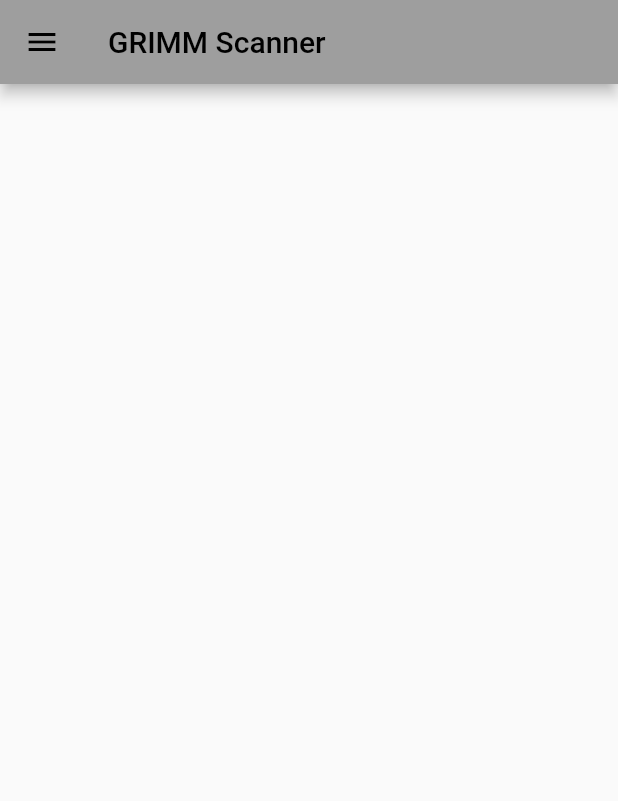
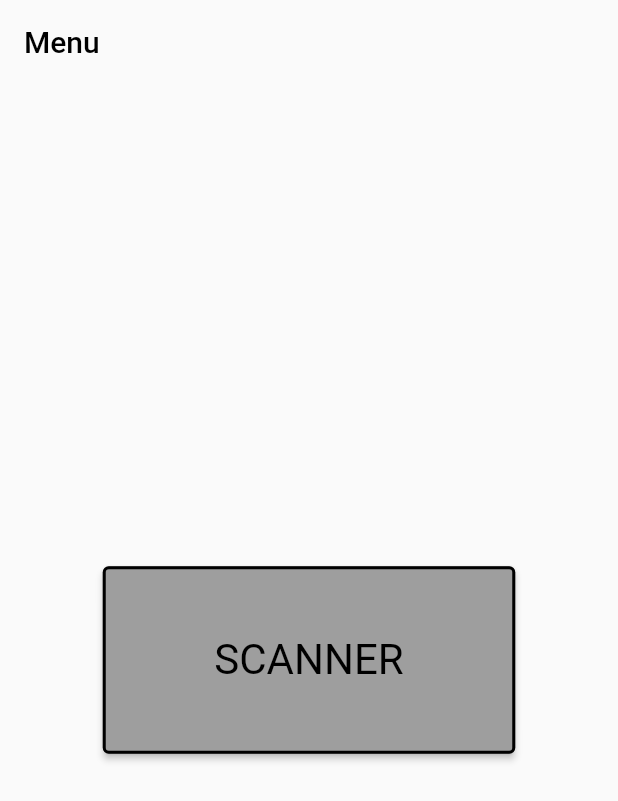
Before and after one commit to khrid/HES_646-2_Projects_GRIMM_Scanner, a Flutter app: the screen it shows after launch, on a phone screen of 412 x 824 dp. Shown: the top 801 px of the screen. Run offline on Flutter 3.47's test engine with Material 2 defaults, Android fonts, the phone set to English and light mode, and no system bars; our stand-ins replace cloud_firestore, firebase_core; missing offline and left inert: flutter_barcode_scanner; accounts and stored records are empty.

Commit message:
Test librairie QR (flutter_barcode_scanner)

```diff
--- /dev/null
+++ b/lib/assets/constants.dart
@@ -0,0 +1,3 @@
+class Constants {
+  static const QRCODE_STARTS_WITH = "QRGRIMM_";
+}
--- a/lib/main.dart
+++ b/lib/main.dart
@@ -4,6 +4,8 @@ import 'package:cloud_firestore/cloud_firestore.dart';
 import 'package:firebase_core/firebase_core.dart';
 import 'package:flutter/material.dart';
 import 'package:grimm_scanner/pages/home.dart';
+import 'package:grimm_scanner/pages/scan.dart';
+
 
 Future<void> main() async {
   WidgetsFlutterBinding.ensureInitialized();
@@ -42,10 +44,11 @@ class _AppState extends State<App> with WidgetsBindingObserver {
   }
 
   void getTestFirebaseValue() async {
-    DocumentSnapshot ds =
-    await FirebaseFirestore.instance.collection("tests").doc(
-        "OqwvFM4JOPZAUWCeiDhv").get();
-    print("Value retrieved from Firebase Firestore : "+ds.get("target"));
+    DocumentSnapshot ds = await FirebaseFirestore.instance
+        .collection("tests")
+        .doc("OqwvFM4JOPZAUWCeiDhv")
+        .get();
+    print("Value retrieved from Firebase Firestore : " + ds.get("target"));
   }
 
   @override
@@ -58,7 +61,8 @@ class _AppState extends State<App> with WidgetsBindingObserver {
   Widget build(BuildContext context) {
     /*analytics.logEvent(
         name: "test_event", parameters: <String, dynamic>{'sender': 'david'});*/
-
+    // Ensure that plugin services are initialized so that `availableCameras()`
+    // can be called before `runApp()`
     // TODO: implement build
     return MaterialApp(
       debugShowCheckedModeBanner: false,
@@ -67,9 +71,7 @@ class _AppState extends State<App> with WidgetsBindingObserver {
         primarySwatch: Colors.grey,
       ),
       //navigatorObservers: <NavigatorObserver>[observer],
-        home: Home(
-          title: '',
-        )
+      home: const Home(),
       //home: const (title: '⛑️ GRIMM Scanner ⛑️'),
     );
   }
--- a/lib/pages/home.dart
+++ b/lib/pages/home.dart
@@ -1,25 +1,69 @@
-import 'package:cloud_firestore/cloud_firestore.dart';
 import 'package:flutter/material.dart';
-import 'package:grimm_scanner/widgets/custom_drawer.dart';
+import 'package:flutter/services.dart';
+import 'package:flutter_barcode_scanner/flutter_barcode_scanner.dart';
+import 'package:grimm_scanner/assets/constants.dart';
+import 'package:grimm_scanner/widgets/button_home.dart';
 
 class Home extends StatefulWidget {
-  Home({Key? key, required this.title}) : super(key : key);
-  final String title;
+  const Home({Key? key}) : super(key: key);
+
   @override
   _HomeState createState() => _HomeState();
 }
 
 class _HomeState extends State<Home> {
+  String _scanBarcode = 'Unknown';
+
   @override
   Widget build(BuildContext context) {
+    return Scaffold(
+        appBar: AppBar(
+          title: const Text("Menu"),
+          backgroundColor: Colors.transparent,
+          elevation: 0,
+        ),
+        body: Container(
+            child: Row(
+          mainAxisAlignment: MainAxisAlignment.center,
+          children: <Widget>[
+            Column(
+              mainAxisAlignment: MainAxisAlignment.center,
+              children: <Widget>[
+                CustomHomeButton(title: "SCANNER", onPressed: scanQR,)
+              ],
+            ),
+          ],
+        ))
+        //drawer: const CustomDrawer(),
+        );
+  }
 
+  Future<void> scanQR() async {
+    print("scanQR called");
+    String barcodeScanRes;
+    // Platform messages may fail, so we use a try/catch PlatformException.
+    try {
+      barcodeScanRes = await FlutterBarcodeScanner.scanBarcode(
+          '#ff6666', 'Cancel', true, ScanMode.QR);
+      print(barcodeScanRes);
+    } on PlatformException {
+      barcodeScanRes = 'Failed to get platform version.';
+    }
 
-    // TODO: implement build
-    return Scaffold(
-      appBar: AppBar(
-        title: const Text("GRIMM Scanner"),
-      ),
-      drawer: const CustomDrawer(),
-    );
+    // If the widget was removed from the tree while the asynchronous platform
+    // message was in flight, we want to discard the reply rather than calling
+    // setState to update our non-existent appearance.
+    if (!mounted) return;
+
+    setState(() {
+      if (!barcodeScanRes.startsWith(Constants.QRCODE_STARTS_WITH)) {
+        const snackBar =
+            SnackBar(content: Text('QR code non géré par cette application.'));
+
+        ScaffoldMessenger.of(context).showSnackBar(snackBar);
+      } else {
+        _scanBarcode = barcodeScanRes;
+      }
+    });
   }
 }
--- /dev/null
+++ b/lib/widgets/button_home.dart
@@ -0,0 +1,26 @@
+import 'package:flutter/cupertino.dart';
+import 'package:flutter/material.dart';
+
+class CustomHomeButton extends StatelessWidget {
+  CustomHomeButton({Key? key, required this.title, this.onPressed}) : super(key: key);
+  String title;
+  var onPressed;
+
+  @override
+  Widget build(BuildContext context) {
+    // TODO: implement build
+    return ElevatedButton(
+      onPressed: onPressed,
+      child: Text(title),
+      style: ElevatedButton.styleFrom(
+        side: const BorderSide(width: 2.0, color: Colors.black),
+        fixedSize: const Size(275, 125),
+        textStyle: const TextStyle(
+          color: Colors.black,
+          fontSize: 28.0
+        )
+      ),
+
+    );
+  }
+}
--- a/pubspec.yaml
+++ b/pubspec.yaml
@@ -39,6 +39,7 @@ dependencies:
   # The following adds the Cupertino Icons font to your application.
   # Use with the CupertinoIcons class for iOS style icons.
   cupertino_icons: ^1.0.2
+  flutter_barcode_scanner: ^2.0.0
 
 dev_dependencies:
   # change_app_package_name: ^1.0.0
```
Also changed, not shown: lib/pages/scan.dart (added, +98 -0 lines), lib/utils/qrutils.dart (added, +18 -0 lines), pubspec.lock, 4 other files. Lines whose indentation alone changed are shown as unchanged.
